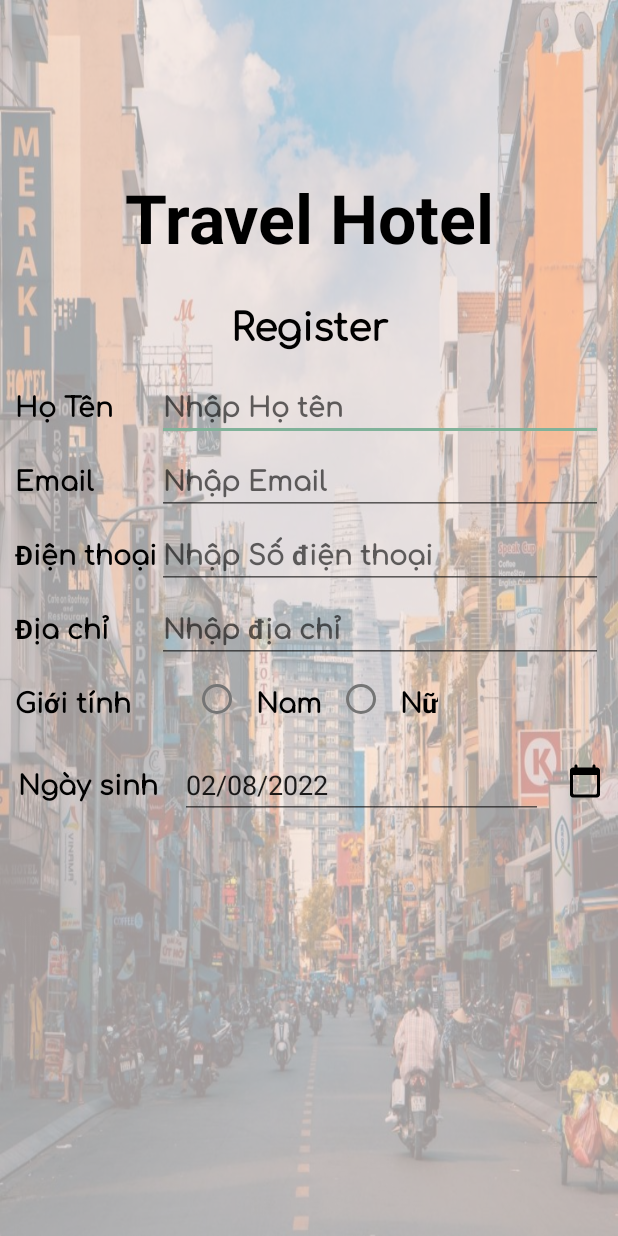
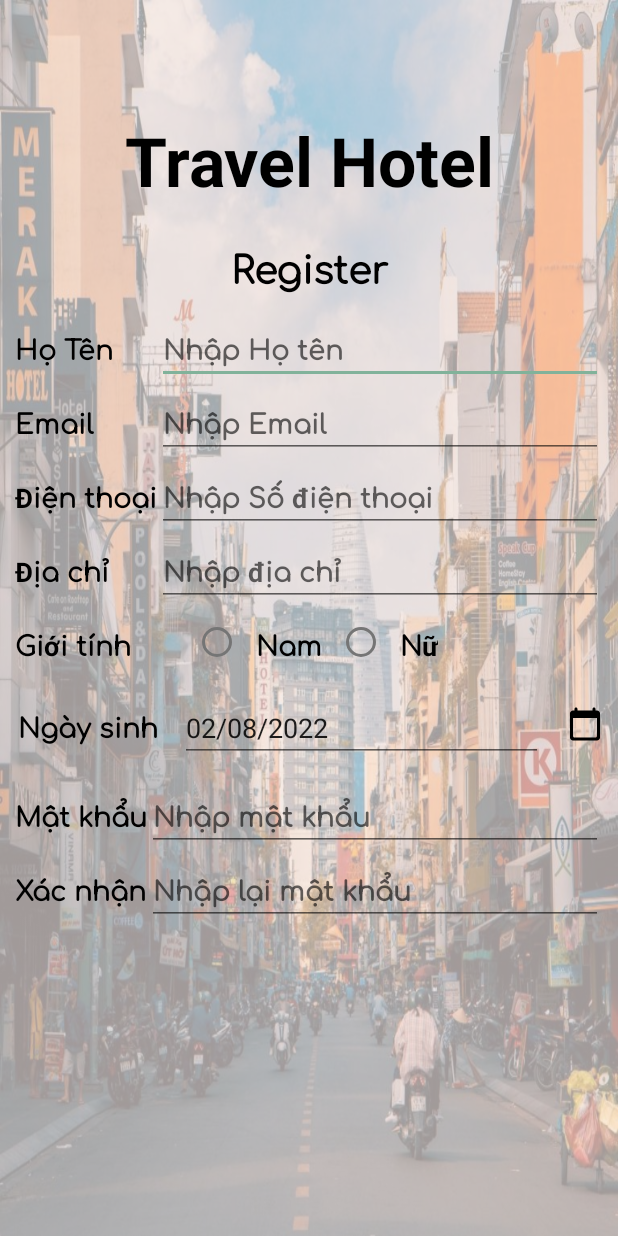
Before and after one commit to lecamthuy1002/DoAnAndroid, an Android app: the screen it shows after launch (RegisterActivity), on a phone screen of 412 x 824 dp. Run offline under Robolectric (Android 15) with nearby library versions, the phone set to English and light mode, and no system bars; Roboto replaces fonts that are not available here.

Commit message:
xong layout dang ky

```diff
--- a/app/src/main/res/layout/activity_register.xml
+++ b/app/src/main/res/layout/activity_register.xml
@@ -32,7 +32,7 @@
         app:layout_constraintEnd_toEndOf="parent"
         app:layout_constraintStart_toStartOf="parent"
         app:layout_constraintTop_toTopOf="parent"
-        app:layout_constraintVertical_bias=".15" />
+        app:layout_constraintVertical_bias=".1" />
 
     <TextView
         android:id="@+id/titleregister"
@@ -252,6 +252,66 @@
                 app:layout_constraintTop_toBottomOf="@+id/bob"/>
         </TableRow>
     </TableLayout>
+    <TableLayout
+        android:id="@+id/tb4"
+        android:layout_width="0dp"
+        android:paddingTop="10dp"
+        android:stretchColumns="1"
+        android:shrinkColumns="0"
+        android:layout_height="wrap_content"
+        app:layout_constraintEnd_toEndOf="parent"
+        app:layout_constraintStart_toStartOf="parent"
+        app:layout_constraintTop_toBottomOf="@+id/tb3"
+        app:layout_constraintWidth_percent="0.95">
+        <TableRow>
+            <TextView
+                android:id="@+id/password1"
+                android:layout_width="wrap_content"
+                android:layout_height="wrap_content"
+                android:fontFamily="@font/comfortaa"
+                android:textColor="@color/black"
+                android:text="Mật khẩu"
+                android:layout_weight="1"
+                android:textSize="18sp"
+                android:textStyle="bold"/>
+            <EditText
+                android:id="@+id/password"
+                android:layout_width="290dp"
+                android:layout_height="wrap_content"
+                android:fontFamily="@font/comfortaa"
+                android:hint="Nhập mật khẩu"
+                android:textSize="18sp"
+                android:textStyle="bold"
+                android:layout_column="1"
+                app:layout_constraintEnd_toEndOf="parent"
+                app:layout_constraintStart_toStartOf="parent"
+                app:layout_constraintTop_toBottomOf="@+id/titleregister"/>
+        </TableRow>
+        <TableRow>
+            <TextView
+                android:id="@+id/confirm_pass1"
+                android:layout_width="wrap_content"
+                android:layout_height="wrap_content"
+                android:fontFamily="@font/comfortaa"
+                android:textColor="@color/black"
+                android:text="Xác nhận"
+                android:layout_weight="1"
+                android:textSize="18sp"
+                android:textStyle="bold"/>
+            <EditText
+                android:id="@+id/confirm_pass"
+                android:layout_width="0dp"
+                android:layout_height="wrap_content"
+                android:fontFamily="@font/comfortaa"
+                android:hint="Nhập lại mật khẩu"
+                android:textSize="18sp"
+                android:textStyle="bold"
+                android:layout_column="1"
+                app:layout_constraintEnd_toEndOf="parent"
+                app:layout_constraintStart_toStartOf="parent"
+                app:layout_constraintTop_toBottomOf="@+id/phone" />
+        </TableRow>
+    </TableLayout>
 
 
 </androidx.constraintlayout.widget.ConstraintLayout>
```
